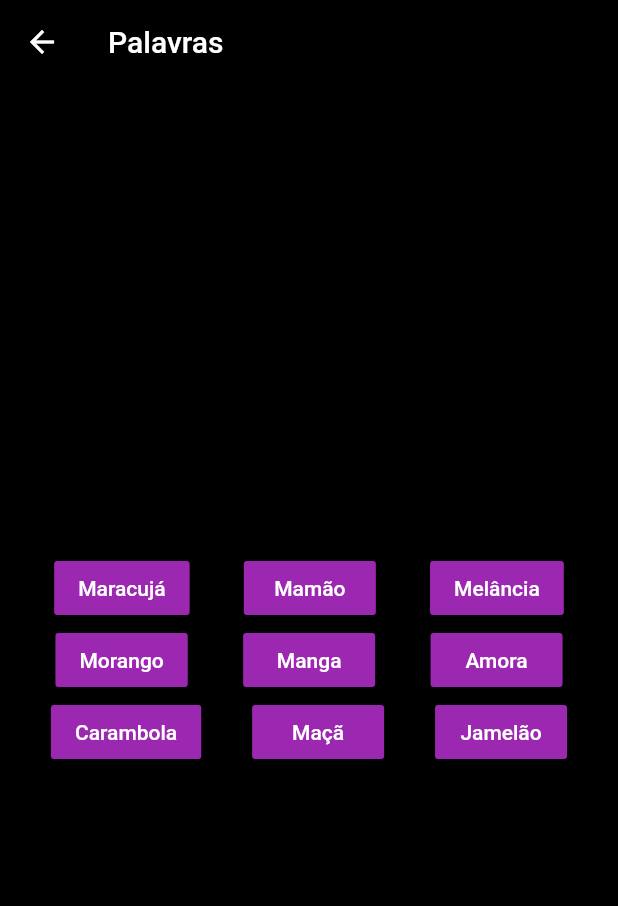
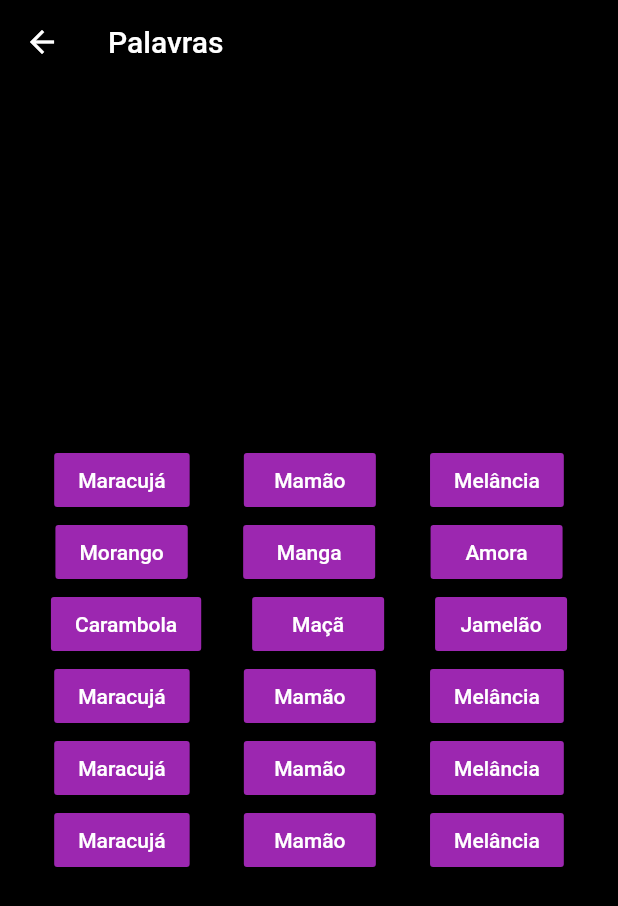
Before and after one commit to MouraRaquel/memory_extreme_app, a Flutter app: the Palavras screen opened directly, on a phone screen of 412 x 824 dp. Shown: the top 906 px of the screen. Run offline on Flutter 3.47's test engine with Material 2 defaults, Android fonts, the phone set to English and light mode, and no system bars.

Commit message:
altera nome arquivo

```diff
--- a/lib/pages/drawer_list.dart
+++ b/lib/pages/drawer_list.dart
@@ -1,5 +1,5 @@
 import 'package:flutter/material.dart';
-import 'package:memory_extreme_app/pages/jogo_das_figuras.dart';
+import 'package:memory_extreme_app/pages/jogo_figuras.dart';
 import 'package:memory_extreme_app/pages/login.dart';
 
 class DrawerList extends StatelessWidget {
--- a/lib/pages/jogo_palavras.dart
+++ b/lib/pages/jogo_palavras.dart
@@ -44,6 +44,30 @@ class Palavras extends StatelessWidget {
               _button(context, "Jamelão", _onClickJamelao)
             ],
           ),
+          Row(
+            mainAxisAlignment: MainAxisAlignment.spaceEvenly,
+            children: <Widget>[
+              _button(context, "Maracujá", _onClickMaracuja),
+              _button(context, "Mamão", _onClickMamao),
+              _button(context, "Melância", _onClickMelancia)
+            ],
+          ),
+          Row(
+            mainAxisAlignment: MainAxisAlignment.spaceEvenly,
+            children: <Widget>[
+              _button(context, "Maracujá", _onClickMaracuja),
+              _button(context, "Mamão", _onClickMamao),
+              _button(context, "Melância", _onClickMelancia)
+            ],
+          ),
+          Row(
+            mainAxisAlignment: MainAxisAlignment.spaceEvenly,
+            children: <Widget>[
+              _button(context, "Maracujá", _onClickMaracuja),
+              _button(context, "Mamão", _onClickMamao),
+              _button(context, "Melância", _onClickMelancia)
+            ],
+          ),
         ],
       ),
     );
--- a/lib/pages/opcoes.dart
+++ b/lib/pages/opcoes.dart
@@ -1,5 +1,5 @@
 import 'package:flutter/material.dart';
-import 'package:memory_extreme_app/pages/jogo_das_figuras.dart';
+import 'package:memory_extreme_app/pages/jogo_figuras.dart';
 import 'package:memory_extreme_app/pages/jogo_palavras.dart';
 import 'package:memory_extreme_app/pages/categorias_de_palavras.dart';
 
```
Also changed, not shown: lib/pages/jogo_figuras.dart (renamed from lib/pages/jogo_das_figuras.dart).
